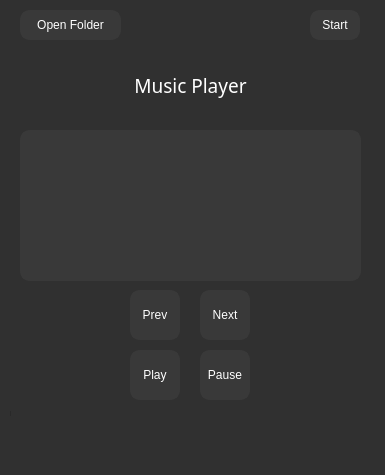
Old version of the form window.ui in the repository Nighty3098/Music-Player.
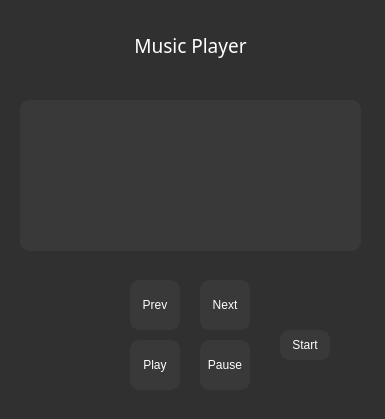
New version of the form.

What changed in the file:
```diff
--- a/window.ui
+++ b/window.ui
@@ -7,19 +7,19 @@
     <x>0</x>
     <y>0</y>
     <width>385</width>
-    <height>475</height>
+    <height>419</height>
    </rect>
   </property>
   <property name="minimumSize">
    <size>
     <width>385</width>
-    <height>475</height>
+    <height>419</height>
    </size>
   </property>
   <property name="maximumSize">
    <size>
-    <width>1000</width>
-    <height>1000</height>
+    <width>385</width>
+    <height>419</height>
    </size>
   </property>
   <property name="font">
@@ -42,7 +42,7 @@
     <property name="geometry">
      <rect>
       <x>10</x>
-      <y>410</y>
+      <y>260</y>
       <width>361</width>
       <height>7</height>
      </rect>
@@ -80,7 +80,7 @@
     <property name="geometry">
      <rect>
       <x>200</x>
-      <y>350</y>
+      <y>340</y>
       <width>50</width>
       <height>50</height>
      </rect>
@@ -116,7 +116,7 @@
     <property name="geometry">
      <rect>
       <x>130</x>
-      <y>290</y>
+      <y>280</y>
       <width>50</width>
       <height>50</height>
      </rect>
@@ -152,7 +152,7 @@
     <property name="geometry">
      <rect>
       <x>200</x>
-      <y>290</y>
+      <y>280</y>
       <width>50</width>
       <height>50</height>
      </rect>
@@ -188,7 +188,7 @@
     <property name="geometry">
      <rect>
       <x>20</x>
-      <y>130</y>
+      <y>100</y>
       <width>341</width>
       <height>151</height>
      </rect>
@@ -220,41 +220,11 @@
      <number>5</number>
     </property>
    </widget>
-   <widget class="QPushButton" name="openFolderButton">
-    <property name="geometry">
-     <rect>
-      <x>20</x>
-      <y>10</y>
-      <width>101</width>
-      <height>30</height>
-     </rect>
-    </property>
-    <property name="maximumSize">
-     <size>
-      <width>16777215</width>
-      <height>30</height>
-     </size>
-    </property>
-    <property name="styleSheet">
-     <string notr="true">background-color: #393939;
-selection-background-color: #999999;
-selection-color: #ffffff;
-color: #ffffff;
-border-width: 2px;
-border-style: solid;
-border-radius: 10px;
-border-color: #393939;
-alternate-background-color: #303030;</string>
-    </property>
-    <property name="text">
-     <string>Open Folder</string>
-    </property>
-   </widget>
    <widget class="QLabel" name="title">
     <property name="geometry">
      <rect>
       <x>10</x>
-      <y>60</y>
+      <y>20</y>
       <width>361</width>
       <height>51</height>
      </rect>
@@ -276,7 +246,7 @@
     <property name="geometry">
      <rect>
       <x>130</x>
-      <y>350</y>
+      <y>340</y>
       <width>50</width>
       <height>50</height>
      </rect>
@@ -311,8 +281,8 @@
    <widget class="QPushButton" name="StartButton">
     <property name="geometry">
      <rect>
-      <x>310</x>
-      <y>10</y>
+      <x>280</x>
+      <y>330</y>
       <width>50</width>
       <height>30</height>
      </rect>
```
